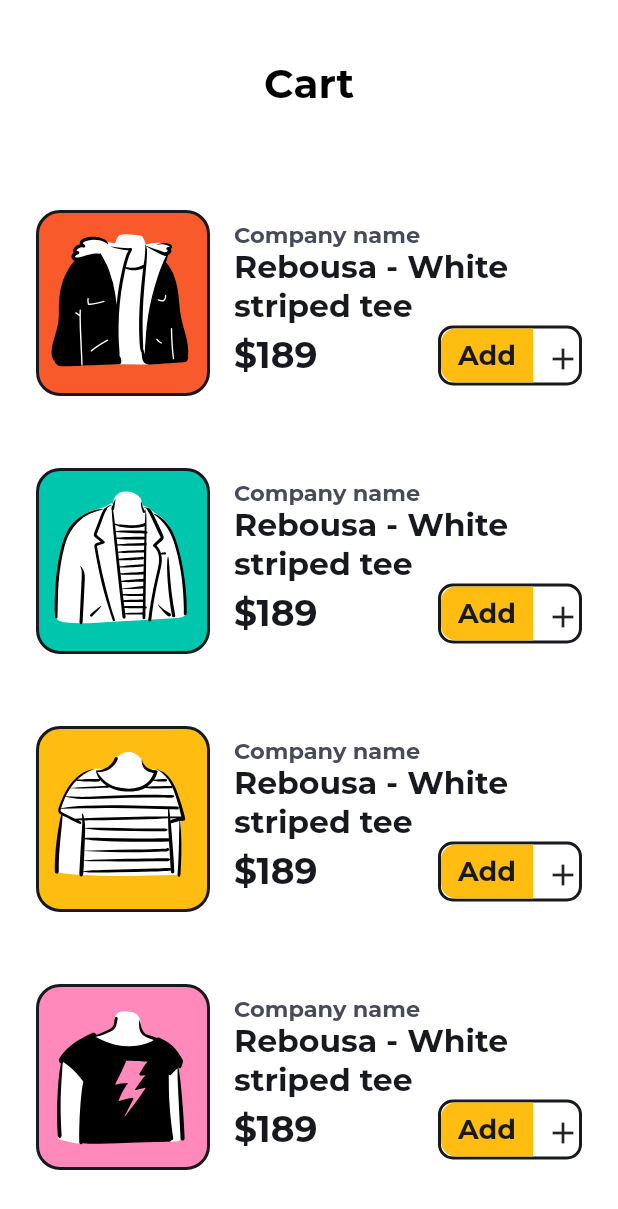
After one commit to Electricitys/borong, a Flutter app: the ShoppingCartScreen screen opened directly, on a phone screen of 412 x 824 dp. The commit adds this screen. Shown: the top 1209 px of the screen. Run offline on Flutter 3.47's test engine with Material 2 defaults, Android fonts, the light colour scheme and no system bars; our stand-ins replace flutter_svg, page_transition; project files that could hold a hidden picture were left out.

Commit message:
Add cart screen

```diff
--- /dev/null
+++ b/lib/screens/cart_screen.dart
@@ -0,0 +1,159 @@
+import 'package:borong/models/shop_item.dart';
+import 'package:borong/screens/detail_screen.dart';
+import 'package:borong/utilities/contra/colors.dart';
+import 'package:borong/widgets/contra/button_round_with_shadow.dart';
+import 'package:borong/widgets/contra/chips_filter_widget.dart';
+import 'package:borong/widgets/contra/contra_text.dart';
+import 'package:borong/widgets/contra/custom_app_bar.dart';
+import 'package:borong/widgets/contra/shop_list_item.dart';
+import 'package:flutter/material.dart';
+import 'package:uuid/uuid.dart';
+
+class ShoppingCartScreen extends StatefulWidget {
+  const ShoppingCartScreen({Key? key}) : super(key: key);
+
+  static String routeName = "/shopping-search-list-page";
+
+  @override
+  // ignore: library_private_types_in_public_api
+  _ShoppingCartScreenState createState() => _ShoppingCartScreenState();
+}
+
+class _ShoppingCartScreenState extends State<ShoppingCartScreen> {
+  var uuid = const Uuid();
+  final List<ShopItem> _items = <ShopItem>[];
+
+  @override
+  void initState() {
+    super.initState();
+    _items.add(ShopItem(
+        id: uuid.v1(),
+        image: "assets/images/shopping/coat_fur.svg",
+        name: "Rebousa - White striped tee",
+        price: "189",
+        bgColor: flamingo,
+        by: "Company name"));
+    _items.add(ShopItem(
+        id: uuid.v1(),
+        image: "assets/images/shopping/shirt_and_coat.svg",
+        name: "Rebousa - White striped tee",
+        price: "189",
+        bgColor: carribean_green,
+        by: "Company name"));
+    _items.add(ShopItem(
+        id: uuid.v1(),
+        image: "assets/images/shopping/striped_tee.svg",
+        name: "Rebousa - White striped tee",
+        price: "189",
+        bgColor: lightening_yellow,
+        by: "Company name"));
+    _items.add(ShopItem(
+        id: uuid.v1(),
+        image: "assets/images/shopping/thunder_tshirt.svg",
+        name: "Rebousa - White striped tee",
+        price: "189",
+        bgColor: pink_salomn,
+        by: "Company name"));
+    _items.add(ShopItem(
+        id: uuid.v1(),
+        image: "assets/images/shopping/coat_fur.svg",
+        name: "Rebousa - White striped tee",
+        price: "189",
+        bgColor: flamingo,
+        by: "Company name"));
+    _items.add(ShopItem(
+        id: uuid.v1(),
+        image: "assets/images/shopping/shirt_and_coat.svg",
+        name: "Rebousa - White striped tee",
+        price: "189",
+        bgColor: flamingo,
+        by: "Company name"));
+    _items.add(ShopItem(
+        id: uuid.v1(),
+        image: "assets/images/shopping/striped_tee.svg",
+        name: "Rebousa - White striped tee",
+        price: "189",
+        bgColor: flamingo,
+        by: "Company name"));
+    _items.add(ShopItem(
+        id: uuid.v1(),
+        image: "assets/images/shopping/thunder_tshirt.svg",
+        name: "Rebousa - White striped tee",
+        price: "189",
+        bgColor: flamingo,
+        by: "Company name"));
+  }
+
+  @override
+  Widget build(BuildContext context) {
+    return Scaffold(
+      backgroundColor: white,
+      appBar: CustomAppBar(
+        height: 96,
+        child: Column(
+          mainAxisAlignment: MainAxisAlignment.end,
+          children: [
+            Padding(
+              padding: const EdgeInsets.symmetric(vertical: 24),
+              child: Row(
+                mainAxisAlignment: MainAxisAlignment.spaceEvenly,
+                crossAxisAlignment: CrossAxisAlignment.center,
+                children: const <Widget>[
+                  Expanded(
+                    flex: 1,
+                    child: SizedBox(
+                      width: 20,
+                    ),
+                  ),
+                  Expanded(
+                    // flex: 1,
+                    child: ContraText(
+                      size: 27,
+                      alignment: Alignment.center,
+                      text: "Cart",
+                    ),
+                  ),
+                  Expanded(
+                    flex: 1,
+                    child: SizedBox(
+                      width: 20,
+                    ),
+                  ),
+                ],
+              ),
+            ),
+          ],
+        ),
+      ),
+      body: SingleChildScrollView(
+        child: Column(
+          children: [
+            const SizedBox(
+              height: 20,
+            ),
+            ListView.builder(
+                shrinkWrap: true,
+                physics: const NeverScrollableScrollPhysics(),
+                reverse: false,
+                itemCount: _items.length,
+                itemBuilder: (BuildContext context, int index) {
+                  return ShopListItemWidget(
+                    shopItem: _items[index],
+                    onTap: () {
+                      Navigator.push(
+                        context,
+                        MaterialPageRoute(
+                          builder: (context) => ShoppingDetailPage(
+                            item: _items[index],
+                          ),
+                        ),
+                      );
+                    },
+                  );
+                }),
+          ],
+        ),
+      ),
+    );
+  }
+}
--- a/lib/screens/main_screen.dart
+++ b/lib/screens/main_screen.dart
@@ -1,3 +1,4 @@
+import 'package:borong/screens/cart_screen.dart';
 import 'package:borong/screens/search_screen.dart';
 import 'package:borong/utilities/contra/colors.dart';
 import "package:flutter/material.dart";
@@ -17,8 +18,7 @@ class _MainScreenState extends State<MainScreen> {
   final List<Widget> _childrenWidgets = [
     const ShoppingHomePage(),
     const ShoppingSearchPage(),
-    const ShoppingHomePage(),
-    const ShoppingSearchPage(),
+    const ShoppingCartScreen(),
   ];
 
   void _onItemTapped(int index) {
@@ -37,8 +37,8 @@ class _MainScreenState extends State<MainScreen> {
         items: const [
           BottomNavigationBarItem(icon: Icon(Icons.home), label: "Home"),
           BottomNavigationBarItem(icon: Icon(Icons.search), label: "Search"),
-          BottomNavigationBarItem(icon: Icon(Icons.chat_bubble), label: "Chat"),
-          BottomNavigationBarItem(icon: Icon(Icons.info), label: "About"),
+          BottomNavigationBarItem(
+              icon: Icon(Icons.shopping_basket), label: "Cart"),
         ],
         currentIndex: _currentIndex,
         onTap: _onItemTapped,
```
